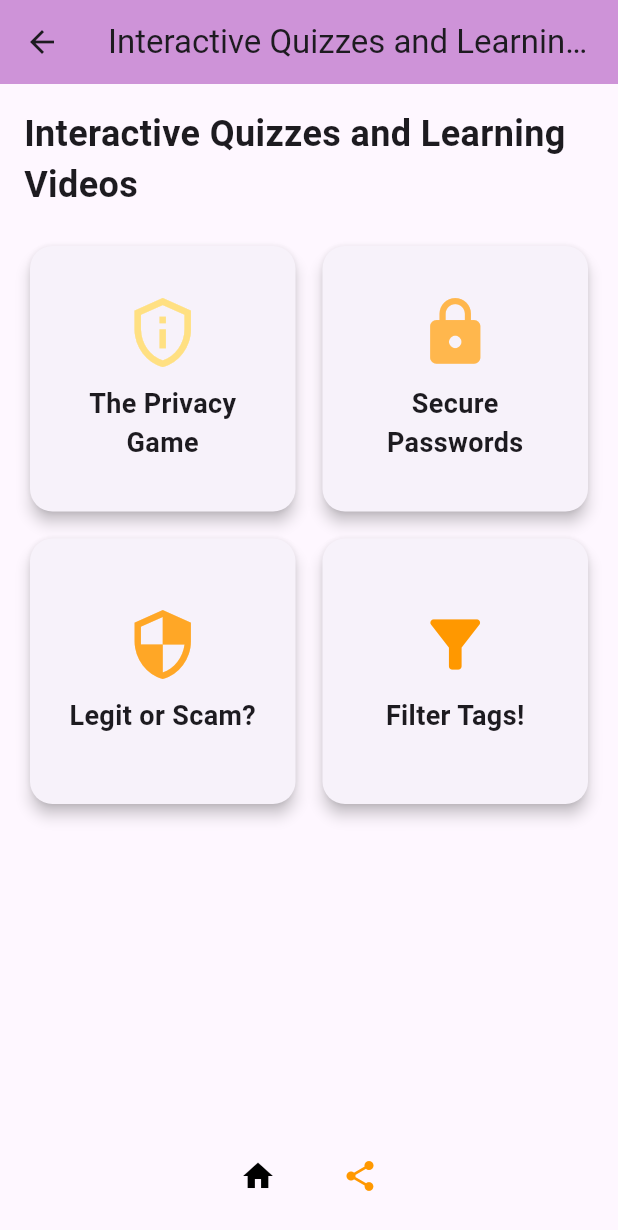
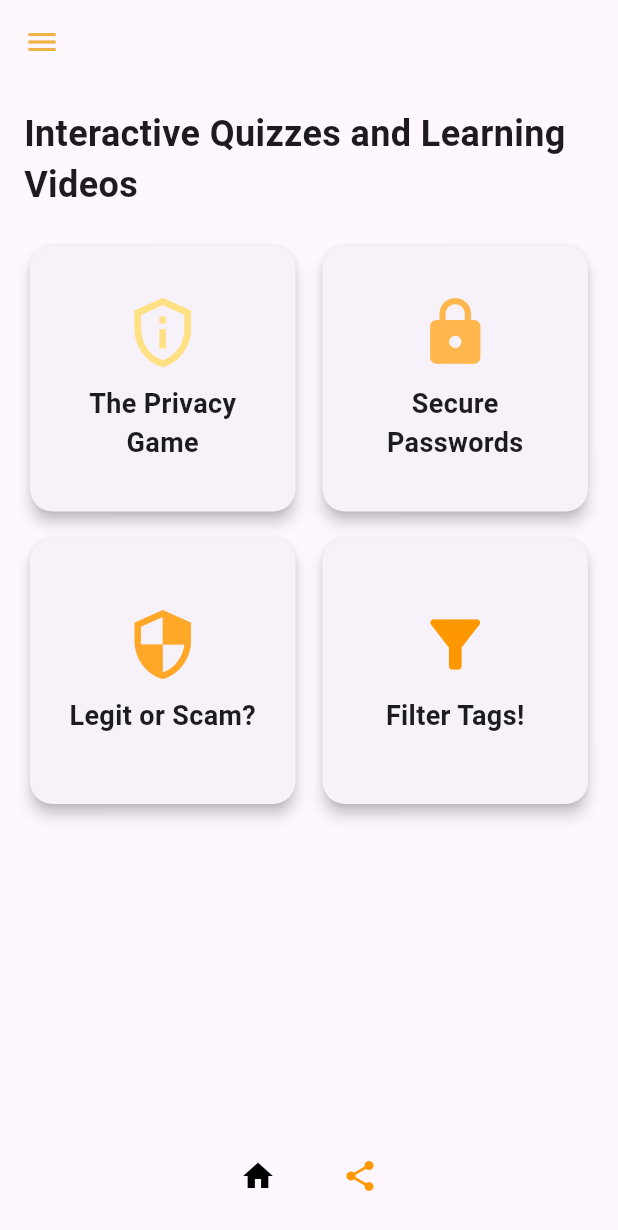
Before and after one commit to 4by3/capstone_flutter_project, a Flutter app: the screen it shows after launch, after a tap on "Get Started", on a phone screen of 412 x 824 dp. Shown: the top 1230 px of the screen. Run offline on Flutter 3.47's test engine with Material 3 defaults, Android fonts, the phone set to English and light mode, and no system bars; our stand-ins replace video_player.

Commit message:
added navigation

```diff
--- a/lib/pages/home_page.dart
+++ b/lib/pages/home_page.dart
@@ -1,5 +1,6 @@
 import 'package:flutter/material.dart';
-import 'package:capstone_project/pages/tutorial_page.dart';
+import 'menu.dart';
+import 'quiz_screen_1.dart';
 
 class HomePage extends StatelessWidget {
   const HomePage({super.key});
@@ -8,9 +9,19 @@ class HomePage extends StatelessWidget {
   Widget build(BuildContext context) {
     return Scaffold(
       appBar: AppBar(
-        title: const Text("Interactive Quizzes and Learning Videos"),
-        backgroundColor: Colors.purple[200],
+        leading: Builder(
+          builder: (BuildContext context) {
+            return IconButton(
+              icon: const Icon(Icons.menu),
+              onPressed: () {
+                Scaffold.of(context).openDrawer();
+              },
+              color: const Color.fromARGB(255, 238, 179, 69),
+            );
+          },
+        ),
       ),
+      drawer: Menu(),
       body: Padding(
         padding: const EdgeInsets.all(16.0),
         child: Column(
@@ -28,11 +39,14 @@ class HomePage extends StatelessWidget {
                 children: [
                   HomePageCard(
                     title: 'The Privacy Game',
-                    // Update the icon and color for "The Privacy Game"
-                    icon: Icons.privacy_tip_outlined, // Changed icon
-                    color: Colors.amber[200]!, // Cream-yellow color
-                    onTap: () =>
-                        _showDialog(context, 'The Privacy Game', 'Test'),
+                    icon: Icons.privacy_tip_outlined,
+                    color: Colors.amber[200]!,
+                    onTap: () => Navigator.push(
+                      context,
+                      MaterialPageRoute(
+                        builder: (context) => QuizScreen1(),
+                      ),
+                    ),
                   ),
                   HomePageCard(
                     title: 'Secure Passwords',
```
